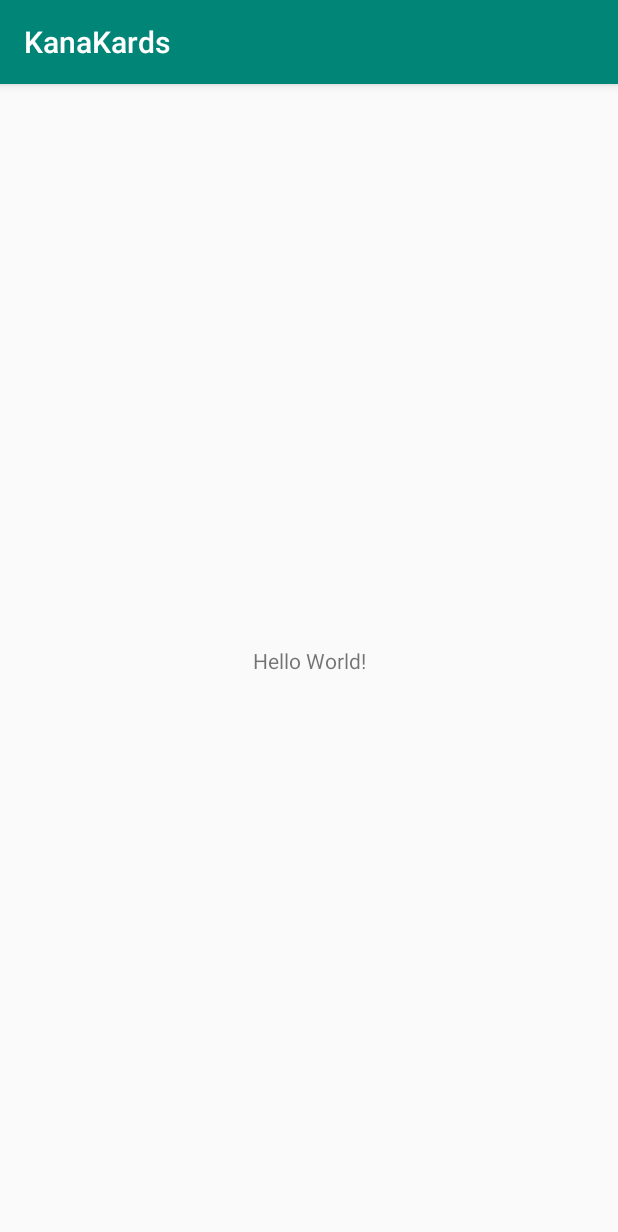
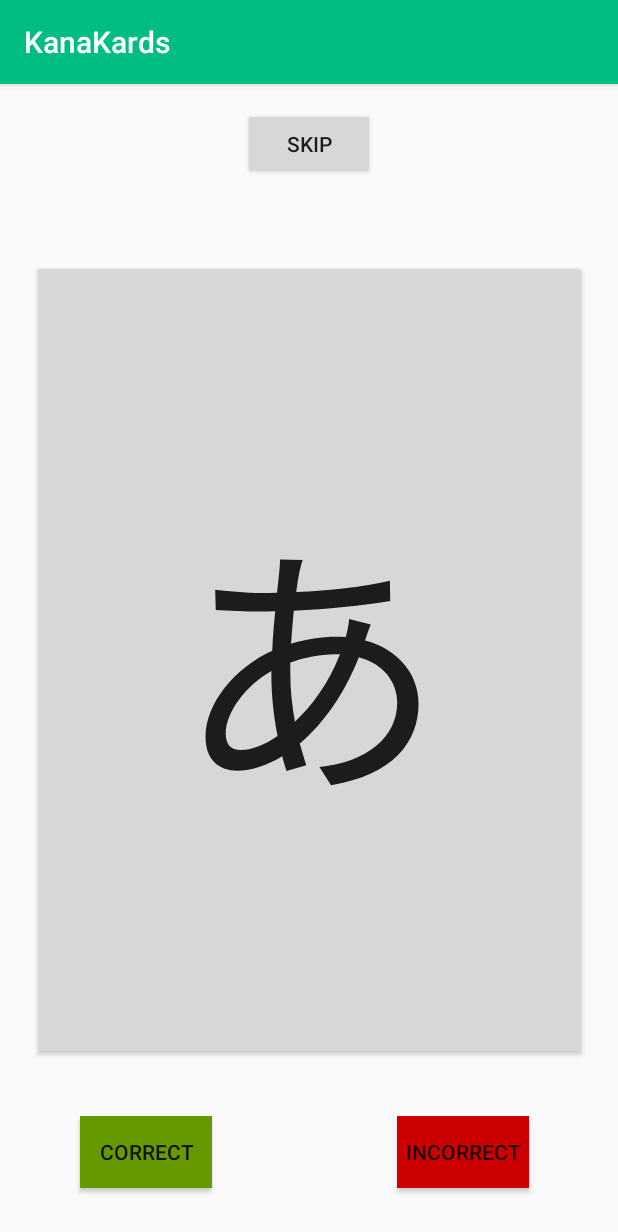
Before and after one commit to Rymoore94/KanaKards, an Android app: the screen it shows after launch (MainActivity), on a phone screen of 412 x 824 dp. Shown: the top 1232 px of the screen. Run offline under Robolectric (Android 15) with nearby library versions, the phone set to English and light mode, and no system bars.

Commit message:
Basic front end complete with test options enabled. Backend bug crashes app when array is supposed to be refilled.

```diff
--- a/app/src/main/java/com/example/ryan/kanakards/Kana.java
+++ b/app/src/main/java/com/example/ryan/kanakards/Kana.java
@@ -15,4 +15,16 @@ public class Kana {
         roma = _roma;
         classification = _classification;
     }
+
+    public String getKana(){
+        return kana;
+    }
+
+    public String getRoma() {
+        return roma;
+    }
+
+    public String getClassification() {
+        return classification;
+    }
 }
--- a/app/src/main/java/com/example/ryan/kanakards/MainActivity.kt
+++ b/app/src/main/java/com/example/ryan/kanakards/MainActivity.kt
@@ -3,6 +3,7 @@ package com.example.ryan.kanakards
 import android.support.v7.app.AppCompatActivity
 import android.os.Bundle
 import com.example.ryan.kanakards.CardMethods;
+import kotlinx.android.synthetic.main.activity_main.*
 
 class MainActivity : AppCompatActivity() {
 
@@ -10,6 +11,52 @@ class MainActivity : AppCompatActivity() {
         super.onCreate(savedInstanceState)
         setContentView(R.layout.activity_main)
         val cardMethods = CardMethods()
+        var currentKana = Kana()
+        val frontSize = 180F
+        val backSize = 60F
+        var flipped = false
+
+        currentKana = cardMethods.serveCard()
+
+        kanaBox.text = currentKana.kana
+
+        fun flipToBack(){
+            flipped = true
+            kanaBox.text = "" + currentKana.classification + "\n\n" + currentKana.roma
+            kanaBox.textSize = backSize
+        }
+
+        fun flipToFront(){
+            flipped = false
+            kanaBox.text = currentKana.kana
+            kanaBox.textSize = frontSize
+        }
+
+        kanaBox.setOnClickListener{
+            if(!flipped) {
+                flipToBack()
+            }
+            else{
+                flipToFront()
+            }
+        }
+
+        rightButt.setOnClickListener{
+            cardMethods.removeFromPool() //TODO MAKE SURE THIS WORKS
+            currentKana = cardMethods.serveCard()
+            flipToFront()
+        }
+
+        wrongButt.setOnClickListener{
+            cardMethods.popToBack() //TODO MAKE SURE THIS WORKS
+            currentKana = cardMethods.serveCard()
+            flipToFront()
+        }
+
+        testButt.setOnClickListener{ //TODO REMOVE THIS
+            currentKana = cardMethods.serveCard()
+            flipToFront()
+        }
 
 
     }
--- a/app/src/main/res/layout/activity_main.xml
+++ b/app/src/main/res/layout/activity_main.xml
@@ -7,13 +7,39 @@
         android:layout_height="match_parent"
         tools:context=".MainActivity">
 
-    <TextView
-            android:layout_width="wrap_content"
-            android:layout_height="wrap_content"
-            android:text="Hello World!"
+    <Button
+            android:layout_width="370dp"
+            android:layout_height="0dp"
+            android:text="T"
             app:layout_constraintBottom_toBottomOf="parent"
             app:layout_constraintLeft_toLeftOf="parent"
             app:layout_constraintRight_toRightOf="parent"
-            app:layout_constraintTop_toTopOf="parent"/>
+            android:id="@+id/kanaBox" android:textAllCaps="false"
+            android:textSize="180sp" app:layout_constraintTop_toBottomOf="@+id/testButt"
+            android:layout_marginBottom="117dp"/>
+    <Button
+            android:text="Correct"
+            android:layout_width="wrap_content"
+            android:layout_height="wrap_content"
+            android:id="@+id/rightButt"
+            android:background="@android:color/holo_green_dark" app:layout_constraintStart_toStartOf="parent"
+            app:layout_constraintBottom_toBottomOf="parent"
+            android:layout_marginStart="53dp" android:layout_marginBottom="32dp"/>
+    <Button
+            android:text="Incorrect"
+            android:layout_width="wrap_content"
+            android:layout_height="wrap_content"
+            android:id="@+id/wrongButt"
+            android:background="@android:color/holo_red_dark" app:layout_constraintBottom_toBottomOf="parent"
+            android:layout_marginEnd="59dp" android:layout_marginBottom="32dp"
+            app:layout_constraintEnd_toEndOf="parent"/>
+    <Button
+            android:text="Skip"
+            android:layout_width="wrap_content"
+            android:layout_height="wrap_content"
+            android:id="@+id/testButt" android:layout_marginTop="16dp"
+            android:layout_marginBottom="53dp" app:layout_constraintEnd_toEndOf="parent"
+            app:layout_constraintBottom_toTopOf="@+id/kanaBox" app:layout_constraintTop_toTopOf="parent"
+            app:layout_constraintStart_toStartOf="parent"/>
 
 </android.support.constraint.ConstraintLayout>
--- a/app/src/main/res/values/colors.xml
+++ b/app/src/main/res/values/colors.xml
@@ -1,6 +1,6 @@
 <?xml version="1.0" encoding="utf-8"?>
 <resources>
-    <color name="colorPrimary">#008577</color>
+    <color name="colorPrimary">#00bd84</color>
     <color name="colorPrimaryDark">#00574B</color>
     <color name="colorAccent">#D81B60</color>
 </resources>
```
Also changed, not shown: app/src/main/java/com/example/ryan/kanakards/CardMethods.java (+43 -16 lines).
